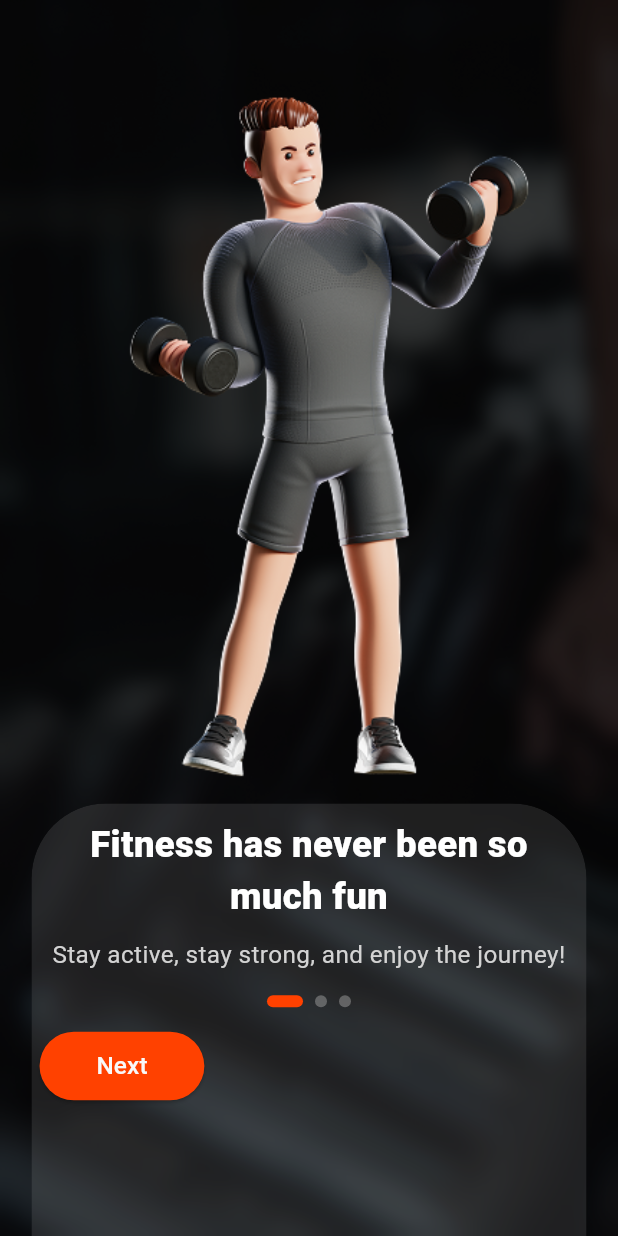
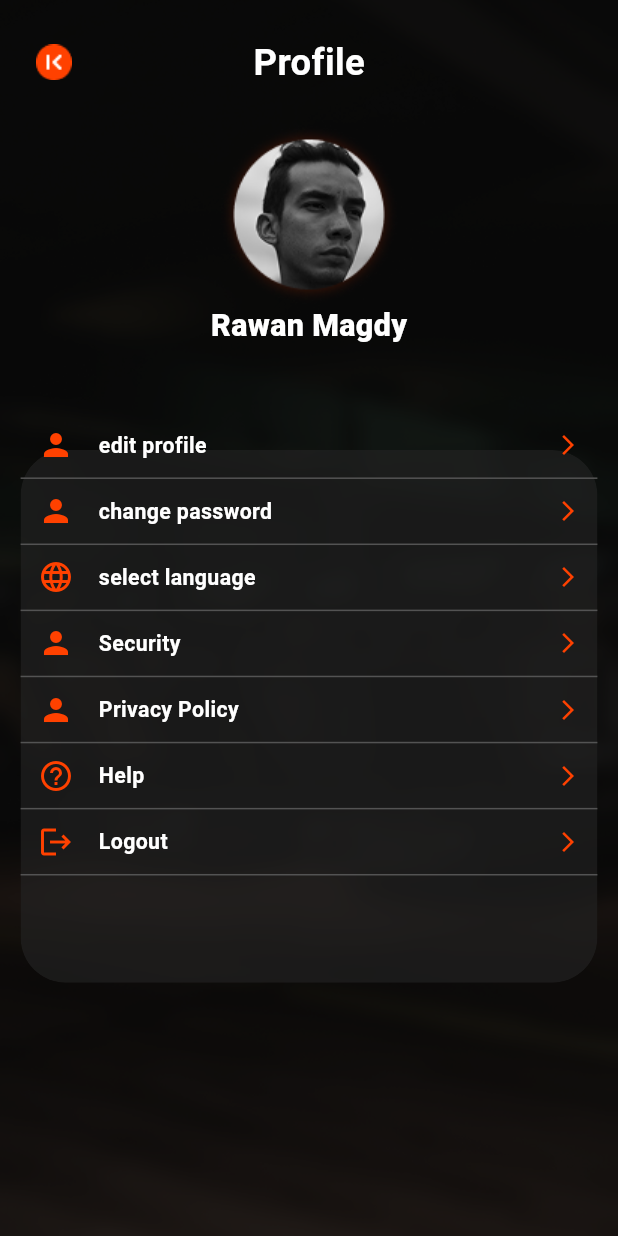
Before and after one commit to RaWanMagdy0/Fitness, a Flutter app: the screen it shows after launch, on a phone screen of 412 x 824 dp. Run offline on Flutter 3.47's test engine with Material 3 defaults, Android fonts, the phone set to English and light mode, and no system bars; our stand-ins replace cached_network_image, dio, flutter_bloc, flutter_screenutil, flutter_secure_storage, get_it and 6 more; generated files the repository leaves out were written again; statements that could not run were skipped.

Commit message:
FIT-18- Finish Main Profile UI

```diff
--- a/lib/core/routes/app_routes.dart
+++ b/lib/core/routes/app_routes.dart
@@ -1,4 +1,5 @@
 import 'package:fitness_app/core/routes/page_route_name.dart';
+import 'package:fitness_app/presentation/profile/view/main_profile_screen.dart';
 import 'package:flutter/material.dart';
 import 'package:flutter_bloc/flutter_bloc.dart';
 import '../../presentation/auth/forgot_password/cubit/forgot_password_cubit.dart';
@@ -98,11 +99,12 @@ class AppRoutes {
             child: ActivityScreen(),
           ),
         );
-
       case PageRouteName.onBoarding:
         return _handleMaterialPageRoute(widget: OnboardingScreen());
       case PageRouteName.homeScreen:
         return _handleMaterialPageRoute(widget: HomeScreen());
+      case PageRouteName.mainProfileScreen:
+        return _handleMaterialPageRoute(widget: MainProfileScreen());
       default:
         return _handleMaterialPageRoute(
           widget: const Scaffold(
--- a/lib/core/routes/page_route_name.dart
+++ b/lib/core/routes/page_route_name.dart
@@ -16,4 +16,5 @@ class PageRouteName {
   static const String verifyCode = "verifyCode";
   static const String resetPassword = "resetPassword";
   static const String forgotPassword = "forgotPassword";
+  static const String mainProfileScreen = "mainProfileScreen";
 }
--- a/lib/core/styles/fonts/app_fonts.dart
+++ b/lib/core/styles/fonts/app_fonts.dart
@@ -115,6 +115,16 @@ class AppFonts {
     color: AppColors.kBlack,
     fontWeight: FontWeight.w600,
   );
+  static TextStyle font14WhiteWeight600 = TextStyle(
+    fontSize: 14.sp,
+    color: AppColors.kWhite,
+    fontWeight: FontWeight.w600,
+  );
+  static TextStyle font24WhiteWeight600 = TextStyle(
+    fontSize: 24.sp,
+    color: AppColors.kWhite,
+    fontWeight: FontWeight.w600,
+  );
   static TextStyle font14WhiteWeight800 = TextStyle(
     fontSize: 14.sp,
     color: AppColors.kWhite,
--- a/lib/core/styles/images/app_images.dart
+++ b/lib/core/styles/images/app_images.dart
@@ -19,4 +19,5 @@ class AppImages {
   static const icon1png = "assets/images/icon1.png";
   static const icon2png = "assets/images/icon2.png";
   static const icon3png = "assets/images/icon3.png";
+  static const person = "assets/images/person.png";
 }
--- a/lib/core/utils/widget/custom scaffold.dart
+++ b/lib/core/utils/widget/custom scaffold.dart
@@ -13,18 +13,20 @@ class CustomScaffold extends StatelessWidget {
   final double blurWidth;
   final double borderRadius;
   final double blurStartPosition;
+  final Color? color;
 
   const CustomScaffold({
     super.key,
     required this.child,
     required this.backgroundImage,
-    this.overlayOpacity = 0.6,
+    this.overlayOpacity = 0.5,
     this.enableBlur = false,
     this.blurStrength = 10.0,
     this.blurHeight = 400.0,
     this.blurWidth = double.infinity,
     this.borderRadius = 50.0,
     this.blurStartPosition = 300.0,
+    this.color,
   });
 
   @override
@@ -53,7 +55,7 @@ class CustomScaffold extends StatelessWidget {
                     width: blurWidth,
                     height: blurHeight,
                     decoration: BoxDecoration(
-                      color: Colors.white.withOpacity(0.1),
+                      color:color?? Colors.white.withOpacity(0.1),
                       borderRadius: BorderRadius.circular(borderRadius),
                     ),
                   ),
--- a/lib/data/api/auth_api/auth_api_manager.dart
+++ b/lib/data/api/auth_api/auth_api_manager.dart
@@ -23,7 +23,13 @@ part 'auth_api_manager.g.dart';
 abstract class AuthApiManager {
   @factoryMethod
   factory AuthApiManager(Dio dio) = _AuthApiManager;
+  @POST(ApiConstants.login)
+  Future<LoginResponseModel> login(@Body() LoginRequestModel loginRequestBody);
 
+  @POST(ApiConstants.signUp)
+  Future<SignUpResponseModel> signUp(
+    @Body() SignupRequestBody signupRequestBody,
+  );
   @POST(ApiConstants.forgotPassword)
   Future<ForgotPasswordResponseModel> forgotPassword(
     @Body() ForgotPasswordRequestModel requestModel,
@@ -38,12 +44,4 @@ abstract class AuthApiManager {
   Future<ForgotPasswordResponseModel> resetPassword(
     @Body() ResetPasswordRequestModel requestModel,
   );
-
-  @POST(ApiConstants.login)
-  Future<LoginResponseModel> login(@Body() LoginRequestModel loginRequestBody);
-
-  @POST(ApiConstants.signUp)
-  Future<SignUpResponseModel> signUp(
-    @Body() SignupRequestBody signupRequestBody,
-  );
 }
--- a/lib/main.dart
+++ b/lib/main.dart
@@ -58,7 +58,7 @@ class MyApp extends StatelessWidget {
           supportedLocales: S.delegate.supportedLocales,
           debugShowCheckedModeBanner: false,
           theme: AppTheme.appTheme,
-          initialRoute: PageRouteName.onBoarding,
+          initialRoute: PageRouteName.mainProfileScreen,
           onGenerateRoute: AppRoutes.onGenerateRoute,
         );
       },
--- /dev/null
+++ b/lib/presentation/profile/view/main_profile_screen.dart
@@ -0,0 +1,86 @@
+import 'package:fitness_app/core/styles/colors/app_colors.dart';
+import 'package:fitness_app/core/styles/fonts/app_fonts.dart';
+import 'package:fitness_app/core/utils/widget/custom%20scaffold.dart';
+import 'package:fitness_app/presentation/profile/view/widgets/custom_profile_row.dart';
+import 'package:flutter/cupertino.dart';
+import 'package:flutter/material.dart';
+import 'package:flutter_screenutil/flutter_screenutil.dart';
+
+import '../../../core/styles/images/app_images.dart';
+
+class MainProfileScreen extends StatelessWidget {
+  const MainProfileScreen({super.key});
+
+  @override
+  Widget build(BuildContext context) {
+    return CustomScaffold(
+      backgroundImage: AppImages.splashBackG,
+      enableBlur: true,
+      blurStrength: 6.0,
+      blurHeight: 350.0.h,
+      blurWidth: 350.0.w,
+      borderRadius: 30.0,
+        overlayOpacity: 0.7,
+        color: Color(0xFF242424).withOpacity(0.6),
+   //   blurStartPosition: MediaQuery.of(context).size.height * 0.9,
+      child: SingleChildScrollView(
+        child: Column(
+          children: [
+            Padding(
+              padding: const EdgeInsets.all(24.0),
+              child: Row(
+                children: [
+                  Image.asset(AppImages.back),
+                  110.horizontalSpace,
+                  Center(
+                      child: Text(
+                    "Profile",
+                    style: AppFonts.font24WhiteWeight600,
+                  )),
+                ],
+              ),
+            ),
+            Column(
+              children: [
+                ClipOval(child: Image.asset(AppImages.person)),
+                Text(
+                  "Rawan Magdy",
+                  style: AppFonts.font20WhiteWeight800,
+                )
+              ],
+            ),
+            50.verticalSpace,
+            CustomProfileRow(icon: Icons.person, title: "edit profile"),
+            SizedBox(
+              width: 350.0.w,
+                child: Divider(color: AppColors.kGray,)),
+            CustomProfileRow(icon: Icons.person, title: "change password"),
+            SizedBox(
+                width: 350.0.w,
+                child: Divider(color: AppColors.kGray,)),
+            CustomProfileRow(icon: Icons.language, title: "select language"),
+            SizedBox(
+                width: 350.0.w,
+                child: Divider(color: AppColors.kGray,)),
+            CustomProfileRow(icon: Icons.person, title: "Security"),
+            SizedBox(
+                width: 350.0.w,
+                child: Divider(color: AppColors.kGray,)),
+            CustomProfileRow(icon: Icons.person, title: "Privacy Policy"),
+            SizedBox(
+                width: 350.0.w,
+                child: Divider(color: AppColors.kGray,)),
+            CustomProfileRow(icon: Icons.help_outline_sharp, title: "Help"),
+            SizedBox(
+                width: 350.0.w,
+                child: Divider(color: AppColors.kGray,)),
+            CustomProfileRow(icon: Icons.logout, title: "Logout"),
+            SizedBox(
+                width: 350.0.w,
+                child: Divider(color: AppColors.kGray,)),
+          ],
+        ),
+      ),
+    );
+  }
+}
--- /dev/null
+++ b/lib/presentation/profile/view/widgets/custom_profile_row.dart
@@ -0,0 +1,44 @@
+import 'package:fitness_app/core/styles/colors/app_colors.dart';
+import 'package:fitness_app/core/styles/fonts/app_fonts.dart';
+import 'package:flutter/cupertino.dart';
+import 'package:flutter/material.dart';
+import 'package:flutter_screenutil/flutter_screenutil.dart';
+
+class CustomProfileRow extends StatelessWidget {
+  final IconData icon;
+  final String title;
+  final VoidCallback? onTap;
+
+  const CustomProfileRow({
+    super.key,
+    required this.icon,
+    required this.title,
+    this.onTap,
+  });
+
+  @override
+  Widget build(BuildContext context) {
+    return InkWell(
+      onTap: onTap,
+      child: Padding(
+        padding: EdgeInsets.symmetric(vertical: 2.0.h, horizontal: 23.0.w),
+        child: Row(
+          mainAxisAlignment: MainAxisAlignment.spaceBetween,
+          children: [
+            Row(
+              children: [
+                Icon(icon, color: AppColors.kOrange),
+                15.horizontalSpace,
+                Text(
+                  title,
+                  style: AppFonts.font14WhiteWeight600,)
+              ],
+            ),
+            const Icon(Icons.arrow_forward_ios,
+                color: AppColors.kOrange, size: 16),
+          ],
+        ),
+      ),
+    );
+  }
+}
```
Also changed, not shown: lib/presentation/auth/login/view/login_screen.dart (+5 -6 lines), assets/images/person.png (added).
